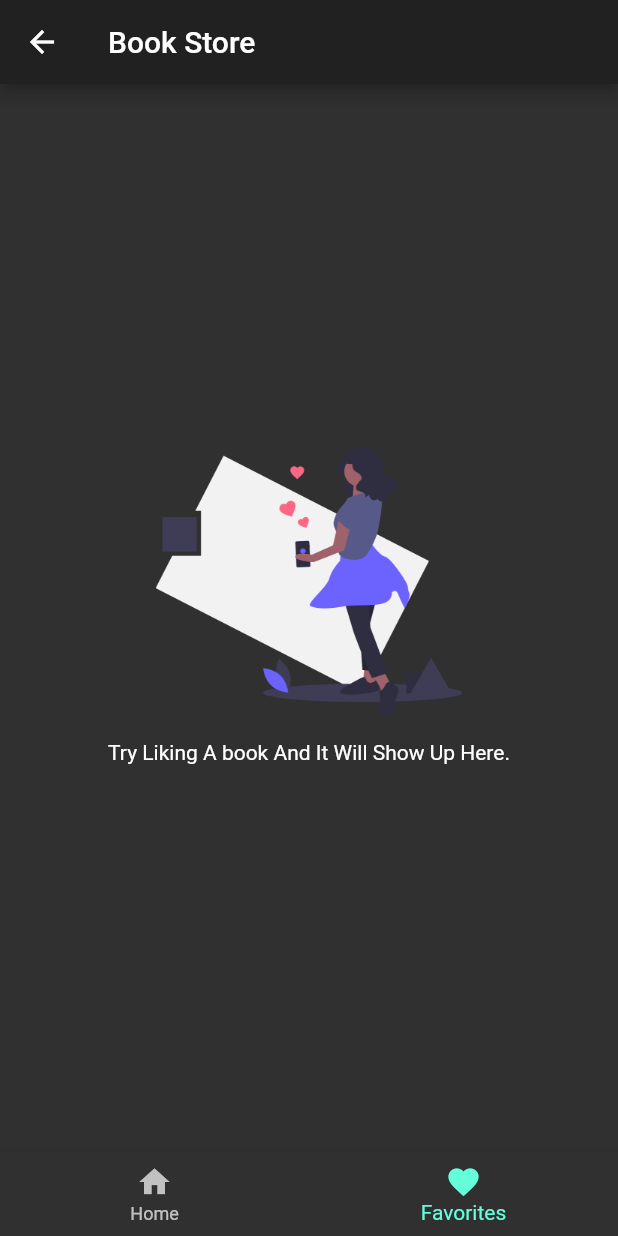
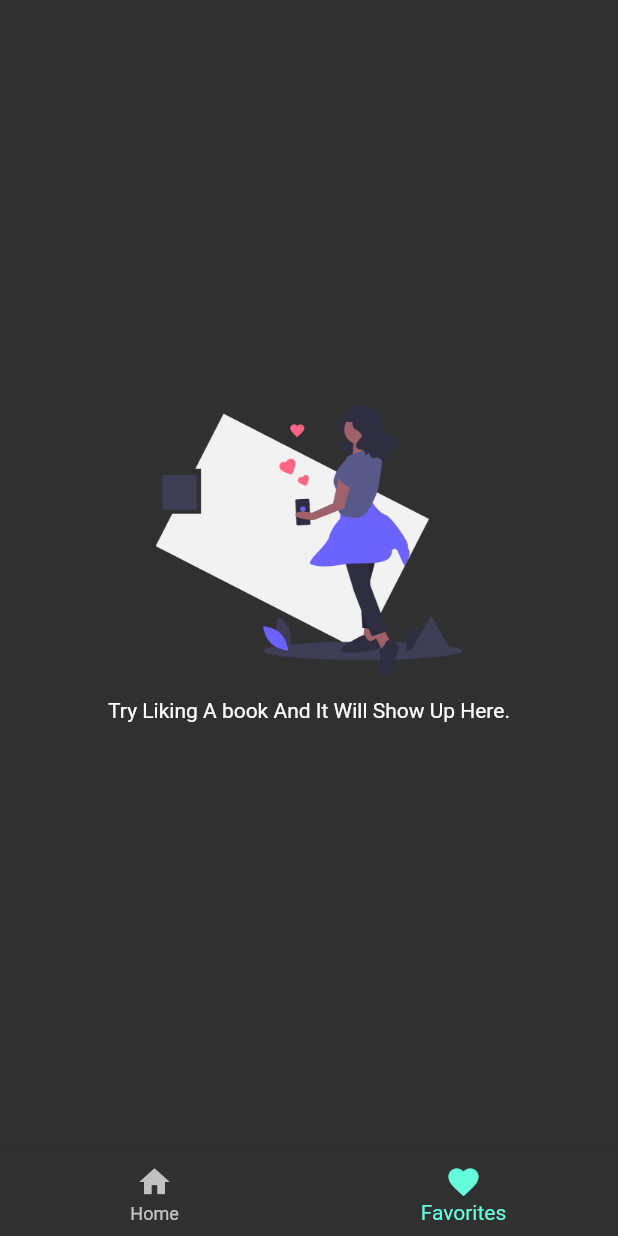
Before and after one commit to Digital-Vault/Thunder, a Flutter app: the MyHome screen opened directly, item 2 of the bottom bar chosen, on a phone screen of 412 x 824 dp. Run offline on Flutter 3.47's test engine with Material 2 defaults, Android fonts, the phone set to English and light mode, and no system bars; our stand-ins replace rxdart, transparent_image; network calls fail; project files that could hold a hidden picture were left out.

Commit message:
Remove home app bar
Remove the app bar in the home page because it didn't provide any value.

```diff
--- a/lib/my_home.dart
+++ b/lib/my_home.dart
@@ -25,13 +25,8 @@ class _MyHomeState extends State<MyHome> {
 
   @override
   Widget build(BuildContext context) => Scaffold(
-        appBar: _buildAppBar(),
         body: _buildBody(),
         bottomNavigationBar: _buildBottomNavigation(),
-      );
-
-  Widget _buildAppBar() => AppBar(
-        title: const Text('Book Store'),
       );
 
   Widget _buildBody() {
```
